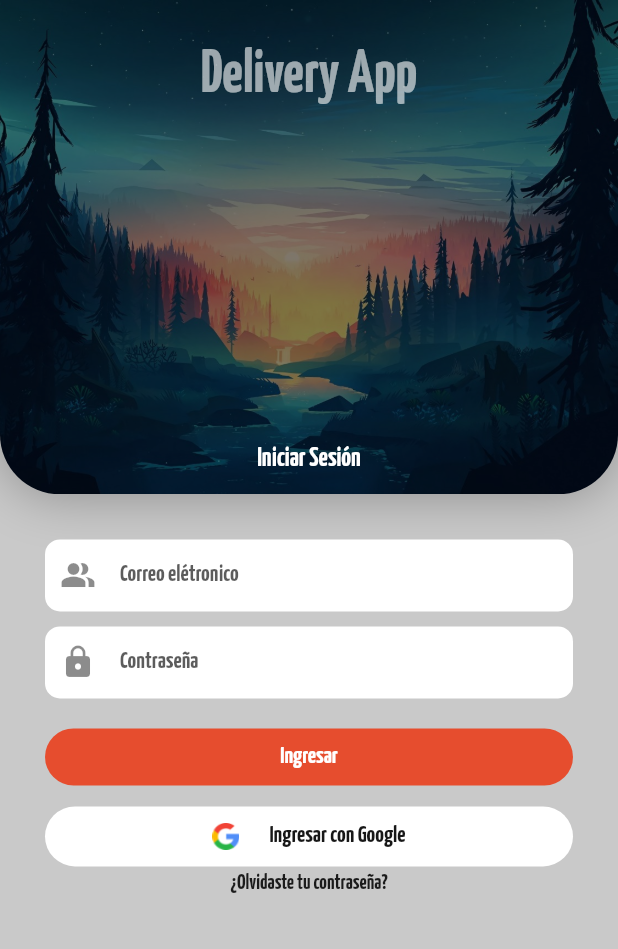
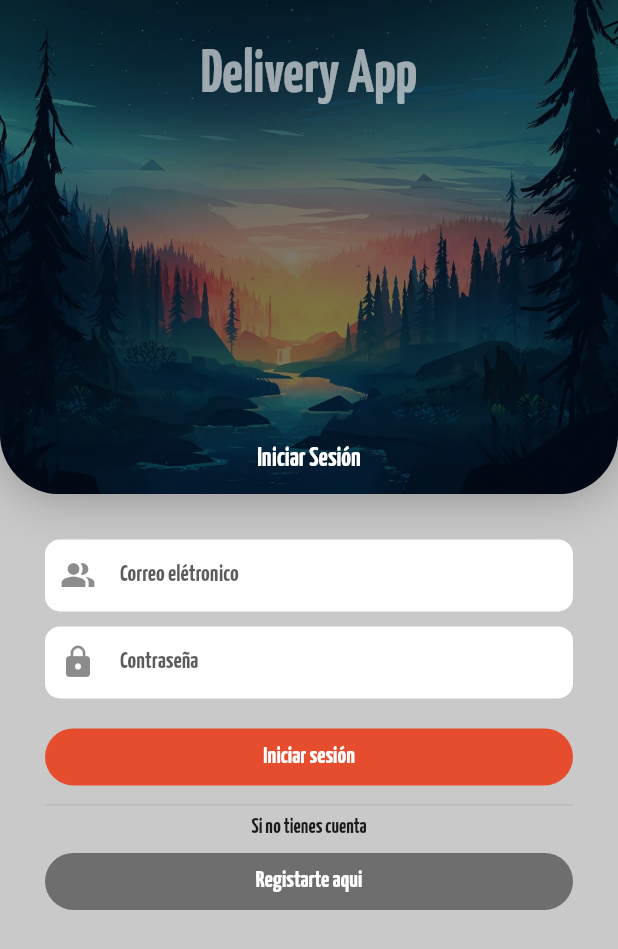
Before and after one commit to JCalderin91/flutter-practice, a Flutter app: the LoginPage screen opened directly, on a phone screen of 412 x 824 dp. Shown: the top 949 px of the screen. Run offline on Flutter 3.47's test engine with Material 2 defaults, Android fonts, the phone set to English and light mode, and no system bars.

Commit message:
feat: login page

```diff
--- a/lib/components/custom_button.dart
+++ b/lib/components/custom_button.dart
@@ -6,21 +6,21 @@ class CustomButtom extends StatelessWidget {
   final Function onPressed;
   final Color color;
   final Color textColor;
-  final String text;
   final Widget child;
+  final double width;
   const CustomButtom({
     Key key,
     @required this.onPressed,
     this.color = kPrimaryColor,
     this.textColor = Colors.white,
-    @required this.text,
     @required this.child,
+    this.width = double.infinity,
   }) : super(key: key);
 
   @override
   Widget build(BuildContext context) {
     return SizedBox(
-      width: double.infinity,
+      width: width,
       child: FlatButton(
         shape: RoundedRectangleBorder(
           borderRadius: BorderRadius.circular(50),
--- a/lib/pages/login/login_screen.dart
+++ b/lib/pages/login/login_screen.dart
@@ -15,7 +15,9 @@ class _LoginPageState extends State<LoginPage> {
   Widget build(BuildContext context) {
     SizeConfig().init(context);
     return Scaffold(
-      body: Column(
+      body: SingleChildScrollView(
+        // controller: controller,
+        child: Column(
           children: [
             Container(
               height: SizeConfig.screenHeight * 0.40,
@@ -84,58 +86,51 @@ class _LoginPageState extends State<LoginPage> {
                         ),
                       );
                     },
-                  text: 'Ingresar',
                     child: Text(
-                    'Ingresar',
+                      'Iniciar sesión',
                       style: TextStyle(
                         fontSize: 16,
                         fontWeight: FontWeight.bold,
                       ),
                     ),
                   ),
+                  Divider(),
+                  // CustomButtom(
+                  //   onPressed: () {},
+                  //   color: Colors.white,
+                  //   textColor: kTextColor,
+                  //   width: 40,
+                  //   child: Image.asset(
+                  //     'assets/images/search.png',
+                  //     height: 18,
+                  //   ),
+                  // ),
+                  // const SizedBox(height: 5),
+                  Text(
+                    'Si no tienes cuenta',
+                    style: TextStyle(
+                      fontWeight: FontWeight.bold,
+                    ),
+                  ),
                   const SizedBox(height: 5),
                   CustomButtom(
-                  onPressed: () {
-                    // Navigator.push(
-                    //   context,
-                    //   MaterialPageRoute(
-                    //     builder: (context) => HomePage(),
-                    //   ),
-                    // );
-                  },
-                  color: Colors.white,
-                  textColor: kTextColor,
-                  text: 'Iniciar sesión con google',
-                  child: Row(
-                    mainAxisAlignment: MainAxisAlignment.center,
-                    children: [
-                      Image.asset(
-                        'assets/images/search.png',
-                        height: 18,
-                      ),
-                      const SizedBox(width: 20.0),
-                      Text(
-                        'Ingresar con Google',
+                    onPressed: () {},
+                    color: Colors.black45,
+                    // textColor: kTextColor,
+                    child: Text(
+                      'Registarte aqui',
                       style: TextStyle(
                         fontSize: 16,
                         fontWeight: FontWeight.bold,
+                      ),
+                    ),
+                  ),
+                ],
               ),
             )
           ],
         ),
       ),
-                Text(
-                  '¿Olvidaste tu contraseña?',
-                  style: TextStyle(
-                    fontWeight: FontWeight.bold,
-                  ),
-                ),
-                const SizedBox(height: 20),
-              ],
-            ),
-          )
-        ],
-      ),
     );
   }
 }
```
Lines whose indentation alone changed are shown as unchanged.
